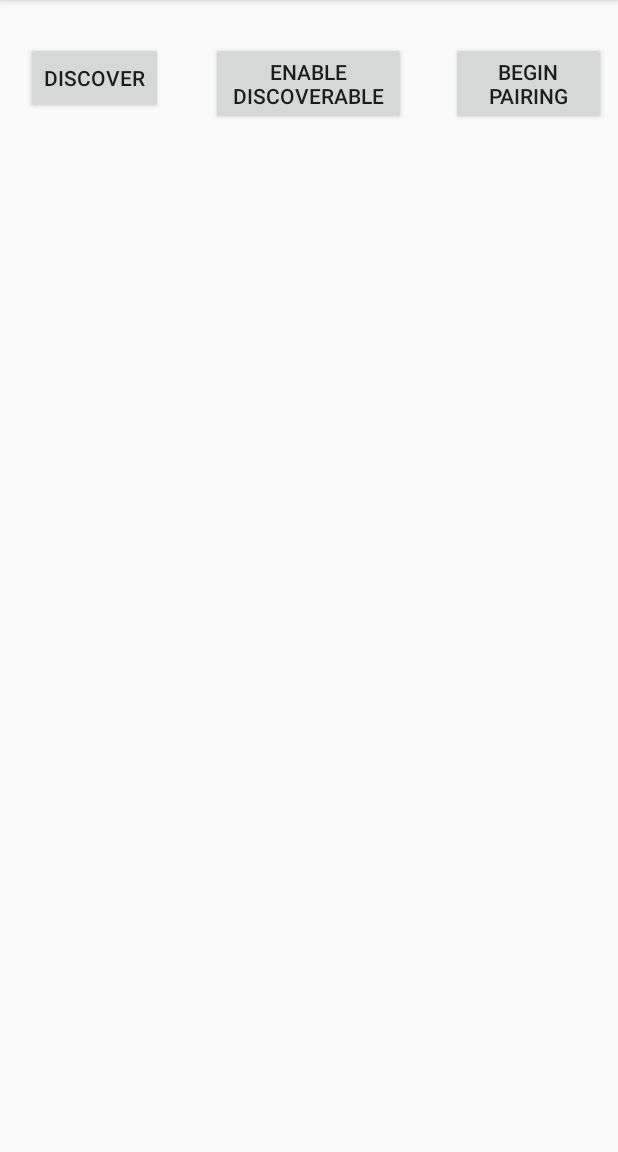
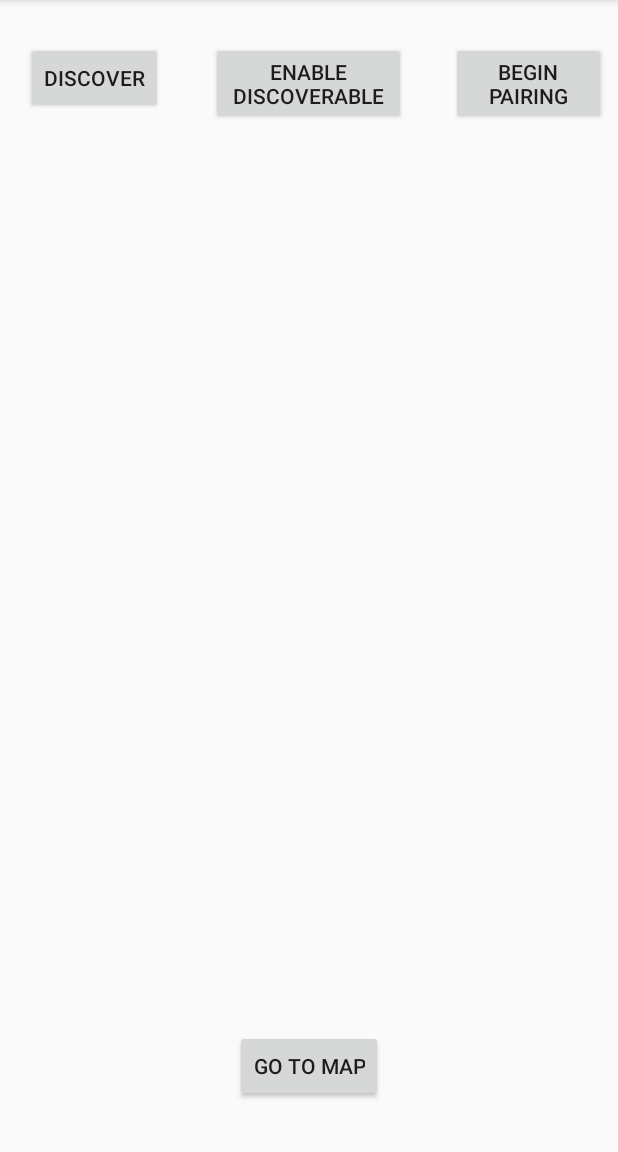
Before and after one commit to SophieJY/Shadow, an Android app: the BluetoothPairingActivity screen opened directly, with no data from a screen before it, on a phone screen of 412 x 824 dp, the part 84-1236 px from its top. Run offline under Robolectric (Android 15) with nearby library versions, the phone set to English and light mode, and no system bars.

Commit message:
Added a button from Bluetooth Activity to Map

```diff
--- a/Alpha/app/src/main/java/com/example/rkuch/alpha/BluetoothPairingActivity.java
+++ b/Alpha/app/src/main/java/com/example/rkuch/alpha/BluetoothPairingActivity.java
@@ -21,6 +21,7 @@ public class BluetoothPairingActivity extends AppCompatActivity implements Adapt
 
     BluetoothAdapter mBluetoothAdapter;
     Button btnPairing;
+    Button goToMap;
     public ArrayList<BluetoothDevice> mBTDevices = new ArrayList<>();
     public DeviceListAdapter mDeviceListAdapter;
     ListView mListView;
@@ -134,6 +135,7 @@ public class BluetoothPairingActivity extends AppCompatActivity implements Adapt
         setContentView(R.layout.activity_bluetooth_pairing);
 
         btnPairing = findViewById(R.id.pairingButton);
+        goToMap = findViewById(R.id.to_main_activity);
         mBluetoothAdapter = BluetoothAdapter.getDefaultAdapter();
         mListView = findViewById(R.id.list_new_device);
 
@@ -147,6 +149,15 @@ public class BluetoothPairingActivity extends AppCompatActivity implements Adapt
             public void onClick(View v) {
                 Log.d(TAG, "onClick: called");
                 enableDisableBT();
+            }
+        });
+
+        goToMap.setOnClickListener(new View.OnClickListener() {
+            @Override
+            public void onClick(View v) {
+                Log.d(TAG, "onClick: go to Map");
+                Intent intent = new Intent(BluetoothPairingActivity.this, MainActivity.class);
+                startActivity(intent);
             }
         });
     }
--- a/Alpha/app/src/main/res/layout/activity_bluetooth_pairing.xml
+++ b/Alpha/app/src/main/res/layout/activity_bluetooth_pairing.xml
@@ -43,5 +43,14 @@
         android:layout_height="400dp"
         android:layout_centerInParent="true" />
 
+    <Button
+        android:id="@+id/to_main_activity"
+        android:layout_width="wrap_content"
+        android:layout_height="wrap_content"
+        android:layout_alignParentBottom="true"
+        android:layout_centerHorizontal="true"
+        android:layout_marginBottom="33dp"
+        android:text="Go To Map" />
+
 
 </RelativeLayout>
```
